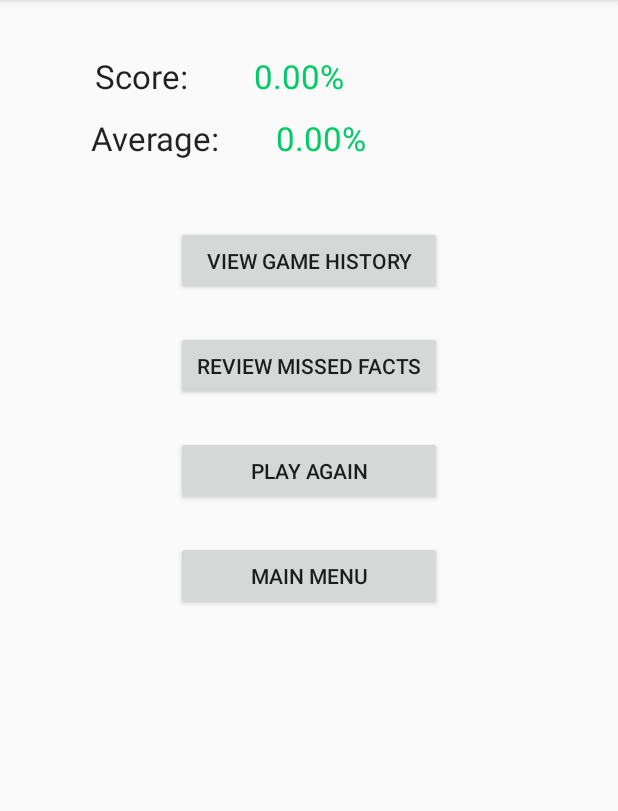
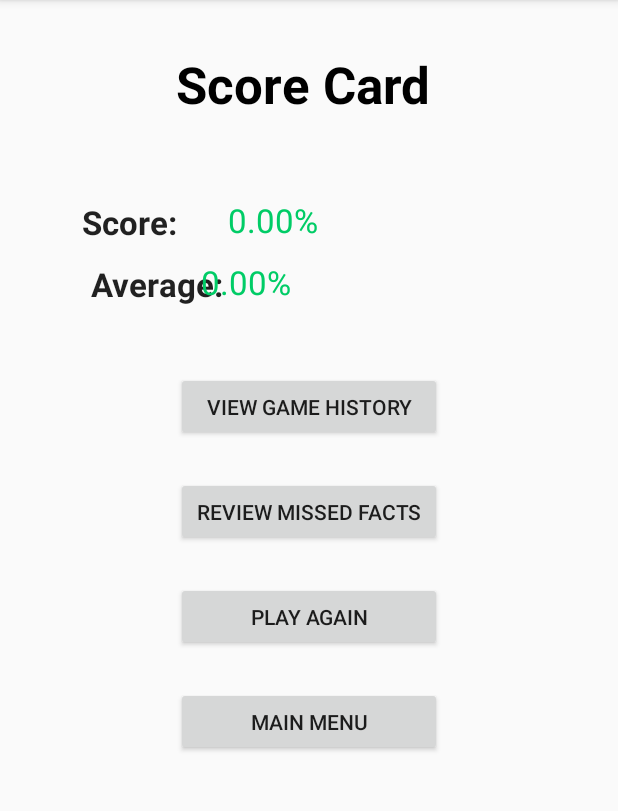
Before and after one commit to TrentonSouth/CS246-StateTheFacts, an Android app: the ScoreCardActivity screen opened directly, with no data from a screen before it, on a phone screen of 412 x 824 dp, the part 84-895 px from its top. Run offline under Robolectric (Android 15) with nearby library versions, the phone set to English and light mode, and no system bars.

Commit message:
added comments to a few methods in the MainActivity and updated a few design elements to the activity_history.xml and activity_score_card.xml

```diff
--- a/app/src/main/res/layout/activity_history.xml
+++ b/app/src/main/res/layout/activity_history.xml
@@ -20,15 +20,15 @@
 
             <TextView
                 android:id="@+id/textViewTitle"
-                android:layout_marginBottom="10dp"
                 android:layout_width="wrap_content"
                 android:layout_height="wrap_content"
+                android:layout_marginBottom="10dp"
                 android:layout_span="2"
                 android:gravity="center_horizontal"
-                android:text="State the Facts Stats"
+                android:text="Statistics"
                 android:textAppearance="@style/TextAppearance.AppCompat.Display1"
                 android:textColor="#000"
-                android:textStyle="bold"/>
+                android:textStyle="bold" />
 
         </TableRow>
 
--- a/app/src/main/res/layout/activity_score_card.xml
+++ b/app/src/main/res/layout/activity_score_card.xml
@@ -12,12 +12,14 @@
         android:layout_width="wrap_content"
         android:layout_height="wrap_content"
         android:layout_marginStart="24dp"
-        android:layout_marginTop="36dp"
+        android:layout_marginTop="48dp"
         android:text="Score: "
         android:textAppearance="@style/TextAppearance.AppCompat.Large"
+        android:textStyle="bold"
         app:layout_constraintEnd_toStartOf="@+id/txtScore"
+        app:layout_constraintHorizontal_bias="0.513"
         app:layout_constraintStart_toStartOf="parent"
-        app:layout_constraintTop_toTopOf="parent" />
+        app:layout_constraintTop_toBottomOf="@+id/textView5" />
 
     <TextView
         android:id="@+id/textView6"
@@ -26,6 +28,7 @@
         android:layout_marginTop="12dp"
         android:text="Average: "
         android:textAppearance="@style/TextAppearance.AppCompat.Large"
+        android:textStyle="bold"
         app:layout_constraintEnd_toEndOf="parent"
         app:layout_constraintHorizontal_bias="0.19"
         app:layout_constraintStart_toStartOf="parent"
@@ -33,20 +36,19 @@
 
     <TextView
         android:id="@+id/txtScore"
-        android:textColor="@color/colorAccent"
         android:layout_width="wrap_content"
         android:layout_height="wrap_content"
-        android:layout_marginTop="36dp"
+        android:layout_marginTop="132dp"
         android:text="0%"
         android:textAppearance="@style/TextAppearance.AppCompat.Large"
+        android:textColor="@color/colorAccent"
         app:layout_constraintEnd_toEndOf="parent"
-        app:layout_constraintHorizontal_bias="0.481"
+        app:layout_constraintHorizontal_bias="0.431"
         app:layout_constraintStart_toStartOf="parent"
         app:layout_constraintTop_toTopOf="parent" />
 
     <TextView
         android:id="@+id/txtAverage"
-        android:textColor="@color/colorAccent"
         android:layout_width="wrap_content"
         android:layout_height="wrap_content"
         android:layout_marginStart="32dp"
@@ -54,8 +56,9 @@
         android:layout_marginEnd="218dp"
         android:text="0%"
         android:textAppearance="@style/TextAppearance.AppCompat.Large"
+        android:textColor="@color/colorAccent"
         app:layout_constraintEnd_toEndOf="parent"
-        app:layout_constraintHorizontal_bias="0.0"
+        app:layout_constraintHorizontal_bias="1.0"
         app:layout_constraintStart_toEndOf="@+id/textView6"
         app:layout_constraintTop_toBottomOf="@+id/txtScore" />
 
@@ -107,4 +110,22 @@
         app:layout_constraintEnd_toEndOf="parent"
         app:layout_constraintStart_toStartOf="parent"
         app:layout_constraintTop_toBottomOf="@+id/btnReviewMissedFacts" />
+
+    <TextView
+        android:id="@+id/textView5"
+        android:layout_width="196dp"
+        android:layout_height="52dp"
+        android:layout_marginStart="84dp"
+        android:layout_marginTop="33dp"
+        android:layout_marginEnd="58dp"
+        android:layout_marginBottom="47dp"
+        android:text="Score Card"
+        android:textAppearance="@style/TextAppearance.AppCompat.Display1"
+        android:textColor="#000"
+        android:textStyle="bold"
+        app:layout_constraintBottom_toTopOf="@+id/txtScore"
+        app:layout_constraintEnd_toEndOf="parent"
+        app:layout_constraintHorizontal_bias="0.452"
+        app:layout_constraintStart_toStartOf="parent"
+        app:layout_constraintTop_toTopOf="parent" />
 </androidx.constraintlayout.widget.ConstraintLayout>
```
Also changed, not shown: app/src/main/java/com/example/statethefacts/MainActivity.java (+14 -4 lines).
